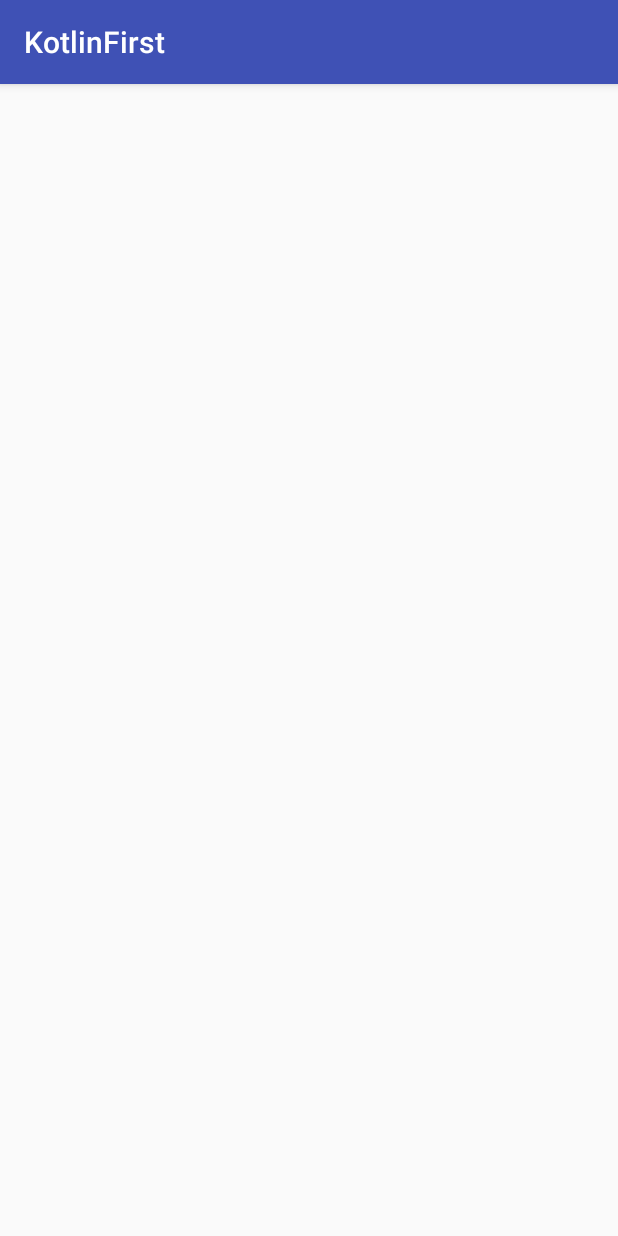
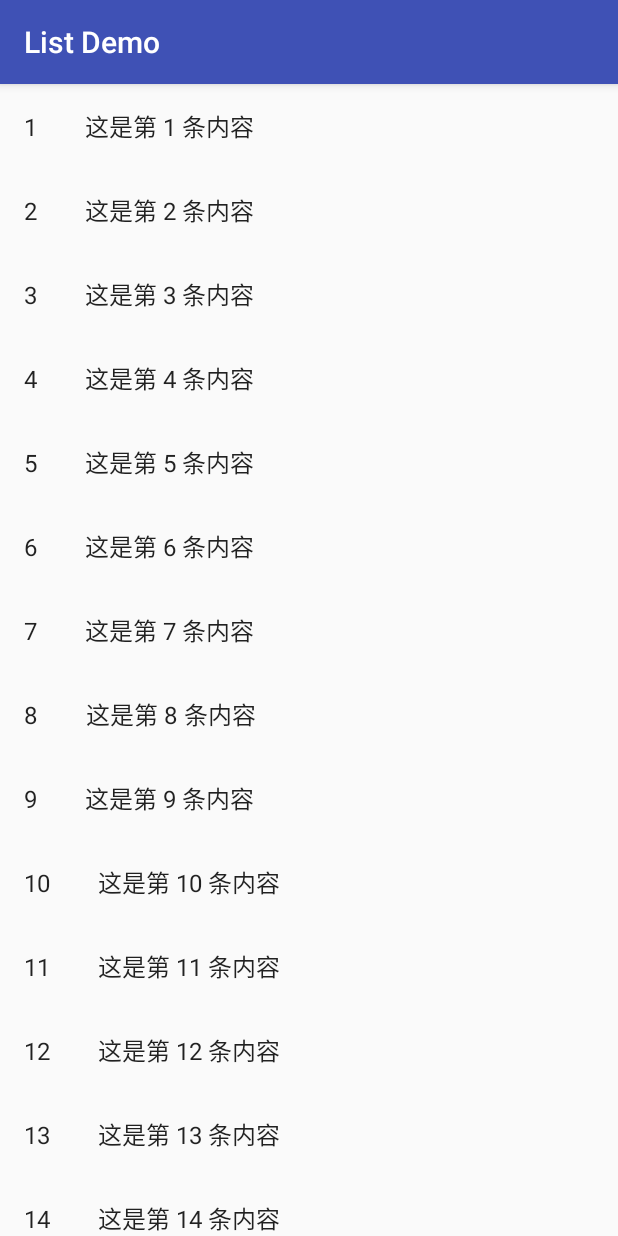
Before and after one commit to LiuXi0314/KotlinFirst, an Android app: the ListDemoActivity screen opened directly, with no data from a screen before it, on a phone screen of 412 x 824 dp. Run offline under Robolectric (Android 15) with nearby library versions, the phone set to English and light mode, and no system bars.

Commit message:
complete my first kotlin list

```diff
--- a/app/src/main/java/com/lx/kotlinfirst/activity/BaseFunActivity.kt
+++ b/app/src/main/java/com/lx/kotlinfirst/activity/BaseFunActivity.kt
@@ -5,7 +5,7 @@ import android.support.v7.app.AppCompatActivity
 import android.util.Log
 import android.widget.TextView
 import android.widget.Toast
-import com.lx.kotlinfirst.Hello
+import com.lx.kotlinfirst.common.Hello
 import com.lx.kotlinfirst.R
 
 class BaseFunActivity : AppCompatActivity() {
--- a/app/src/main/java/com/lx/kotlinfirst/activity/ListDemoActivity.kt
+++ b/app/src/main/java/com/lx/kotlinfirst/activity/ListDemoActivity.kt
@@ -2,14 +2,39 @@ package com.lx.kotlinfirst.activity
 
 import android.os.Bundle
 import android.support.v7.app.AppCompatActivity
+import android.support.v7.widget.LinearLayoutManager
+import android.support.v7.widget.RecyclerView
 import com.lx.kotlinfirst.R
+import com.lx.kotlinfirst.adapter.FirstAdapter
+import com.lx.kotlinfirst.bean.ItemData
 
 class ListDemoActivity : AppCompatActivity() {
+
+    var dataList: MutableList<ItemData> = ArrayList()
 
     override fun onCreate(savedInstanceState: Bundle?) {
         super.onCreate(savedInstanceState)
         setContentView(R.layout.activity_list_demo)
+        setTitle("List Demo")
+        dataList = arrayListOf()
+        initRecyclerView()
+    }
+
+    private fun initRecyclerView() {
+        var mRecyclerView = findViewById(R.id.recyclerView) as RecyclerView
+        mRecyclerView.layoutManager = LinearLayoutManager(this)
+        mRecyclerView.adapter = FirstAdapter(dataList)
+        initData()
+        mRecyclerView.adapter.notifyDataSetChanged()
+    }
+
+    private fun initData() {
+        dataList.clear()
+        for (i in 1..30) {
+            dataList.add(ItemData("$i", "这是第 $i 条内容"))
+        }
 
     }
 
+
 }
--- /dev/null
+++ b/app/src/main/java/com/lx/kotlinfirst/adapter/FirstAdapter.kt
@@ -0,0 +1,29 @@
+package com.lx.kotlinfirst.adapter
+
+import android.support.v7.widget.RecyclerView
+import android.view.LayoutInflater
+import android.view.ViewGroup
+import com.lx.kotlinfirst.R
+import com.lx.kotlinfirst.adapter.ViewHolder.FirstHolder
+import com.lx.kotlinfirst.bean.ItemData
+
+/**
+ * Created on 17-9-6 下午5:04
+ */
+class FirstAdapter(private var list: List<ItemData>) : RecyclerView.Adapter<FirstHolder>() {
+
+    override fun onCreateViewHolder(parent: ViewGroup?, viewType: Int): FirstHolder {
+        return FirstHolder(LayoutInflater.from(parent!!.context).inflate(R.layout.item_list_content, null))
+    }
+
+    override fun getItemCount(): Int {
+        return list!!.size
+    }
+
+    override fun onBindViewHolder(holder: FirstHolder?, position: Int) {
+        holder!!.mId!!.text = list!![position].id
+        holder!!.mContent!!.text = list!![position].content
+    }
+
+
+}
--- /dev/null
+++ b/app/src/main/java/com/lx/kotlinfirst/adapter/ViewHolder/FirstHolder.kt
@@ -0,0 +1,25 @@
+package com.lx.kotlinfirst.adapter.ViewHolder
+
+import android.support.v7.widget.RecyclerView
+import android.view.View
+import android.widget.TextView
+import com.lx.kotlinfirst.R
+
+/**
+ * Created on 17-9-6 下午5:09
+ */
+class FirstHolder(itemView: View?) : RecyclerView.ViewHolder(itemView) {
+
+    var mContent: TextView? = null
+    var mId: TextView? = null
+
+    init {
+        mId = itemView!!.findViewById(R.id.id)
+        mContent = itemView!!.findViewById(R.id.content)
+    }
+
+    override fun toString(): String {
+        return "FirstHolder(mContent=$mContent, mId=$mId)"
+    }
+
+}
--- /dev/null
+++ b/app/src/main/java/com/lx/kotlinfirst/bean/ItemData.kt
@@ -0,0 +1,6 @@
+package com.lx.kotlinfirst.bean
+
+/**
+ * Created on 17-9-6 上午11:22
+ */
+data class ItemData(var id: String, var content: String)
--- a/app/src/main/java/com/lx/kotlinfirst/Hello.kt
+++ b/app/src/main/java/com/lx/kotlinfirst/common/Hello.kt
@@ -1,4 +1,4 @@
-package com.lx.kotlinfirst
+package com.lx.kotlinfirst.common
 
 /**
  * Created on 17-9-4 下午4:27
--- a/app/src/main/java/com/lx/kotlinfirst/World.kt
+++ b/app/src/main/java/com/lx/kotlinfirst/common/World.kt
@@ -1,4 +1,4 @@
-package com.lx.kotlinfirst
+package com.lx.kotlinfirst.common
 
 /**
  * Created on 17-9-4 下午4:28
--- a/app/src/main/res/layout/activity_list_demo.xml
+++ b/app/src/main/res/layout/activity_list_demo.xml
@@ -1,10 +1,14 @@
 <?xml version="1.0" encoding="utf-8"?>
-<android.support.constraint.ConstraintLayout
+<LinearLayout
     xmlns:android="http://schemas.android.com/apk/res/android"
-    xmlns:app="http://schemas.android.com/apk/res-auto"
     xmlns:tools="http://schemas.android.com/tools"
     android:layout_width="match_parent"
     android:layout_height="match_parent"
     tools:context="com.lx.kotlinfirst.activity.ListDemoActivity">
 
-</android.support.constraint.ConstraintLayout>
+    <android.support.v7.widget.RecyclerView
+        android:id="@+id/recyclerView"
+        android:layout_width="match_parent"
+        android:layout_height="match_parent"/>
+
+</LinearLayout>
```
